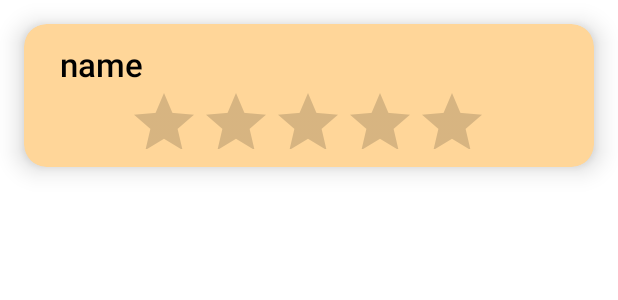
After one commit to nabilj29/PickMeUp, an Android app: the layout single_user_rating.xml on its own in the app's theme, with its tools: preview values and no code run, on a phone screen of 412 x 824 dp. The commit adds this screen. Shown: the top 300 px of the screen. Run offline under Robolectric (Android 15) with nearby library versions, the phone set to English and light mode, and no system bars.

Commit message:
added rating page

```diff
--- a/carpoolapp/app/build.gradle
+++ b/carpoolapp/app/build.gradle
@@ -43,6 +43,7 @@ dependencies {
     implementation 'com.google.android.material:material:1.8.0'
     implementation 'com.google.android.gms:play-services-maps:18.1.0'
     implementation 'androidx.constraintlayout:constraintlayout:2.1.4'
+    implementation 'androidx.cardview:cardview:1.0.0'
     testImplementation 'junit:junit:4.13.2'
     androidTestImplementation 'androidx.test.ext:junit:1.1.5'
     androidTestImplementation 'androidx.test.espresso:espresso-core:3.5.1'
--- /dev/null
+++ b/carpoolapp/app/src/main/java/com/example/carpoolapp/Model/OfferingUser.kt
@@ -0,0 +1,5 @@
+package com.example.carpoolapp.Model
+
+data class OfferingUser (
+    var profile: User
+        )
--- /dev/null
+++ b/carpoolapp/app/src/main/res/layout/single_user_rating.xml
@@ -0,0 +1,51 @@
+<?xml version="1.0" encoding="utf-8"?>
+<androidx.cardview.widget.CardView xmlns:android="http://schemas.android.com/apk/res/android"
+    android:layout_width="match_parent"
+    android:layout_height="wrap_content"
+    xmlns:tools="http://schemas.android.com/tools"
+    xmlns:app="http://schemas.android.com/apk/res-auto"
+    app:cardElevation="10dp"
+    app:cardCornerRadius="15dp"
+    android:layout_margin="16dp"
+    app:cardBackgroundColor="@color/orange_tint"
+    app:contentPadding="12dp"
+    >
+
+    <LinearLayout
+        android:layout_width="wrap_content"
+        android:layout_height="wrap_content"
+        android:layout_gravity="left"
+        android:orientation = 'horizontal'>
+
+
+        <TextView
+            android:id="@+id/Name"
+            android:layout_width="wrap_content"
+            android:layout_height="29dp"
+            android:layout_marginStart="12dp"
+            android:text="name"
+            android:textAlignment="center"
+            android:textAppearance="@style/TextAppearance.AppCompat.Body2"
+            android:textColor="#000000"
+            android:textSize="22sp" />
+    </LinearLayout>
+
+    <LinearLayout
+        android:layout_width="wrap_content"
+        android:layout_height="wrap_content"
+        android:layout_gravity="center"
+        android:layout_marginTop="20dp"
+        android:orientation='horizontal'>
+
+        <RatingBar
+            android:id="@+id/ratingBar1"
+            android:layout_width="241dp"
+            android:layout_height="51dp"
+            android:numStars="5"
+            android:stepSize="0.1"
+            app:layout_constraintBottom_toBottomOf="parent"
+            app:layout_constraintEnd_toEndOf="parent"
+            app:layout_constraintStart_toStartOf="parent" />
+    </LinearLayout>
+
+</androidx.cardview.widget.CardView>
--- a/carpoolapp/app/src/main/res/values/colors.xml
+++ b/carpoolapp/app/src/main/res/values/colors.xml
@@ -1,10 +1,13 @@
 <?xml version="1.0" encoding="utf-8"?>
 <resources>
     <color name="purple_200">#FFBB86FC</color>
-    <color name="purple_500">#FF6200EE</color>
-    <color name="purple_700">#FF3700B3</color>
+    <color name="orange_light">#FFAF3A</color>
+    <color name="orange_tint">#FFD699</color>
+    <color name="purple_700">#6D13FF</color>
     <color name="teal_200">#FF03DAC5</color>
     <color name="teal_700">#FF018786</color>
     <color name="black">#FF000000</color>
     <color name="white">#FFFFFFFF</color>
+    <color name="orange_dark">#D17D00</color>
+
 </resources>
```
Also changed, not shown: carpoolapp/app/src/main/java/com/example/carpoolapp/Controller/Dispatcher.kt (added, +9 -0 lines), carpoolapp/app/src/main/java/com/example/carpoolapp/Model/Offer.kt (added, +11 -0 lines), carpoolapp/app/src/main/java/com/example/carpoolapp/Model/Request.kt (added, +8 -0 lines), carpoolapp/app/src/main/res/layout/profile_page.xml (deleted, +0 -163 lines), carpoolapp/app/src/main/res/layout/rating_page.xml (added, +56 -0 lines).
